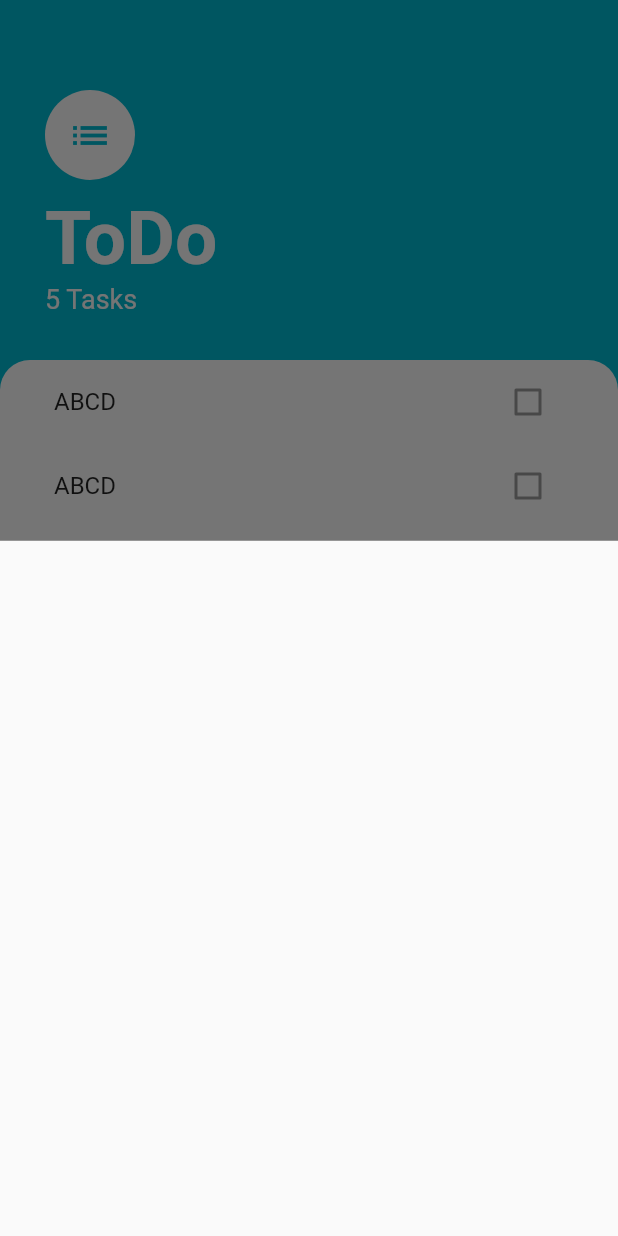
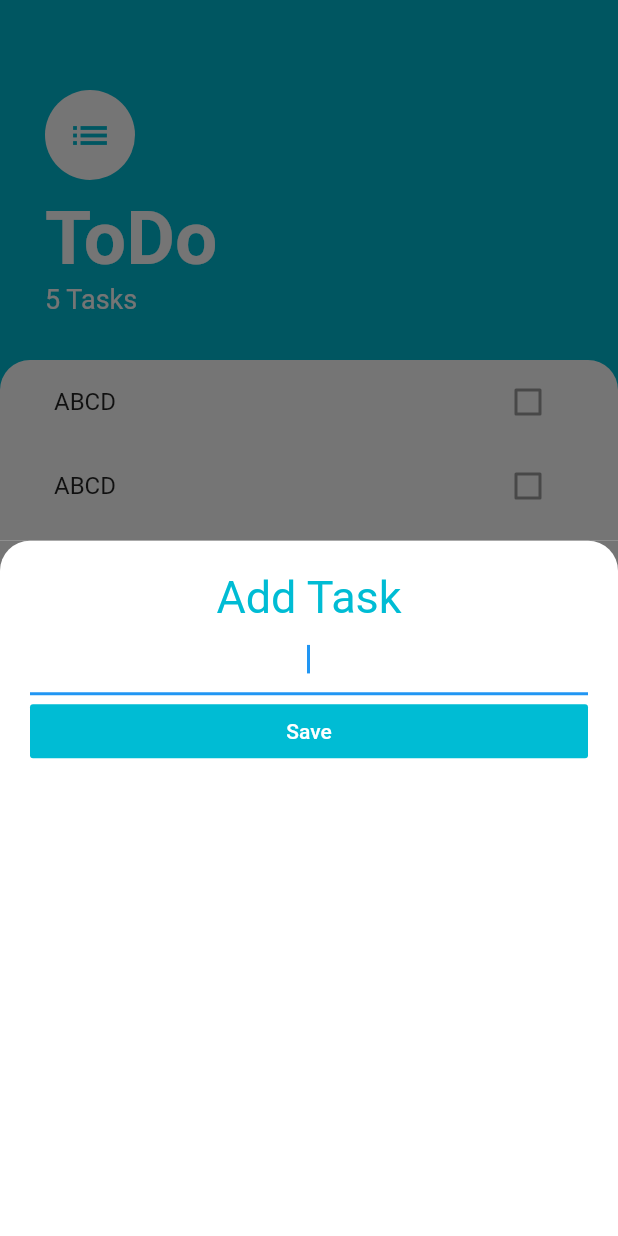
Before and after one commit to AdityaBirangal/adi_ToDo, a Flutter app: the screen it shows after launch, after a tap on the "add" icon, on a phone screen of 412 x 824 dp. Run offline on Flutter 3.47's test engine with Material 2 defaults, Android fonts, the phone set to English and light mode, and no system bars.

Commit message:
addTaskScreen added

```diff
--- a/lib/screen/addTaskScreen.dart
+++ b/lib/screen/addTaskScreen.dart
@@ -0,0 +1,39 @@
+import 'package:flutter/material.dart';
+
+class AddTaskScreen extends StatelessWidget {
+  @override
+  Widget build(BuildContext context) {
+    return Container(
+      color: Color(0xff757575),
+      child: Container(
+        padding: EdgeInsets.all(20),
+        decoration: BoxDecoration(
+          color: Colors.white,
+          borderRadius: BorderRadius.only(
+              topLeft: Radius.circular(20), topRight: Radius.circular(20)),
+        ),
+        child: Column(
+          children: [
+            Text(
+              'Add Task',
+              style: TextStyle(color: Colors.cyan, fontSize: 30),
+            ),
+            TextField(
+              autofocus: true,
+              textAlign: TextAlign.center,
+            ),
+            FlatButton(
+              minWidth: double.infinity,
+              onPressed: () {},
+              child: Text(
+                'Save',
+                style: TextStyle(color: Colors.white),
+              ),
+              color: Colors.cyan,
+            ),
+          ],
+        ),
+      ),
+    );
+  }
+}
--- a/lib/screen/taskScreen.dart
+++ b/lib/screen/taskScreen.dart
@@ -1,11 +1,8 @@
 import 'package:flutter/material.dart';
 import 'package:adi_todo/widgets/taskView.dart';
+import 'package:adi_todo/screen/addTaskScreen.dart';
 
 class TaskScreen extends StatelessWidget {
-  Widget buildBottomSheet(BuildContext context) {
-    return Container();
-  }
-
   @override
   Widget build(BuildContext context) {
     return Scaffold(
@@ -14,7 +11,8 @@ class TaskScreen extends StatelessWidget {
         backgroundColor: Colors.cyan,
         child: Icon(Icons.add),
         onPressed: () {
-          showModalBottomSheet(context: context, builder: buildBottomSheet);
+          showModalBottomSheet(
+              context: context, builder: (context) => AddTaskScreen());
         },
       ),
       body: Column(
```
